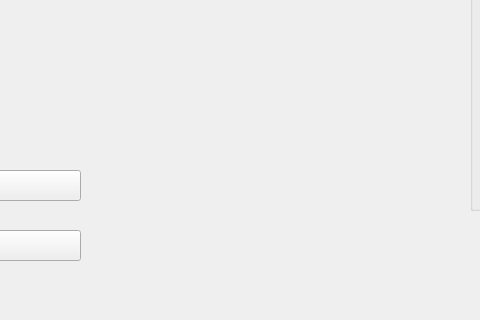
Old version of the form main.ui in the repository NovaShen555/FaceCheckSystem; both pictures show x 240 to 720 and y 393 to 713 of the 993 by 713 pixel window.
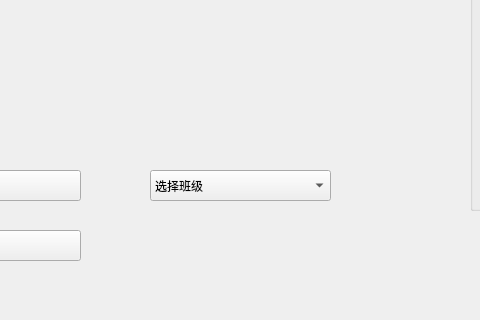
New version of the form.

What changed in the file:
```diff
--- a/main.ui
+++ b/main.ui
@@ -132,6 +132,21 @@
      </column>
     </widget>
    </widget>
+   <widget class="QComboBox" name="comboBox">
+    <property name="geometry">
+     <rect>
+      <x>390</x>
+      <y>540</y>
+      <width>181</width>
+      <height>31</height>
+     </rect>
+    </property>
+    <item>
+     <property name="text">
+      <string>选择班级</string>
+     </property>
+    </item>
+   </widget>
   </widget>
   <widget class="QMenuBar" name="menubar">
    <property name="geometry">
```
